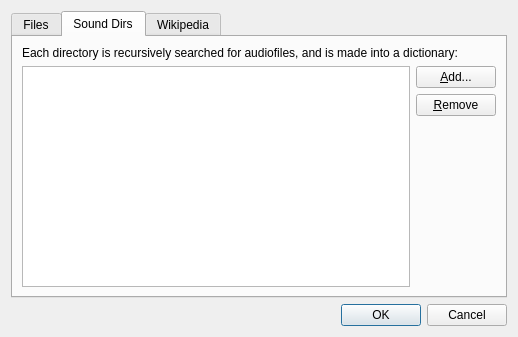
First picture: the form in src/sources.ui, repository goldendict/goldendict, before the edit.
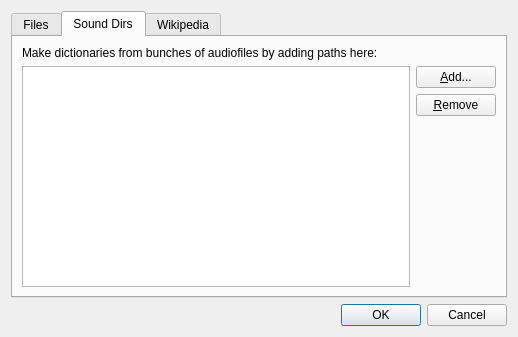
Second picture: the form after the edit. The open tabs and pages were chosen to show the change.

Commit message: * Make 'Sound Dirs' description arguably more simple.

The edit to the form file:
```diff
--- a/src/sources.ui
+++ b/src/sources.ui
@@ -82,7 +82,7 @@
        <item>
         <widget class="QLabel" name="label_3">
          <property name="text">
-          <string>Each directory is recursively searched for audiofiles, and is made into a dictionary:</string>
+          <string>Make dictionaries from bunches of audiofiles by adding paths here:</string>
          </property>
         </widget>
        </item>
```
